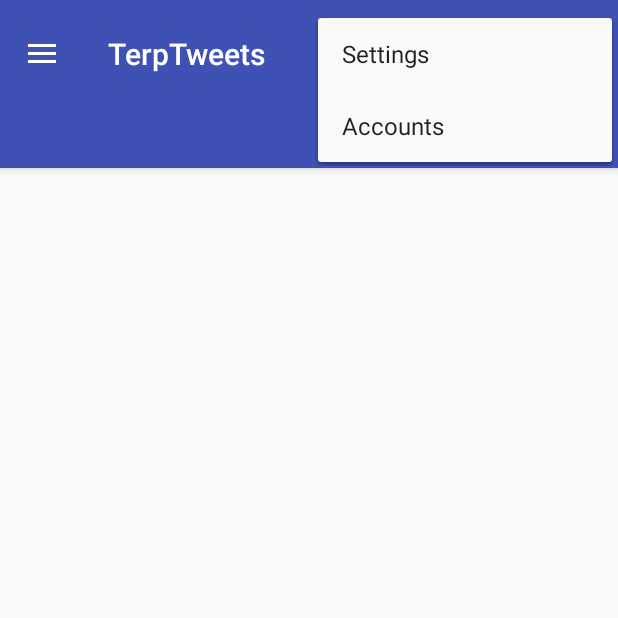
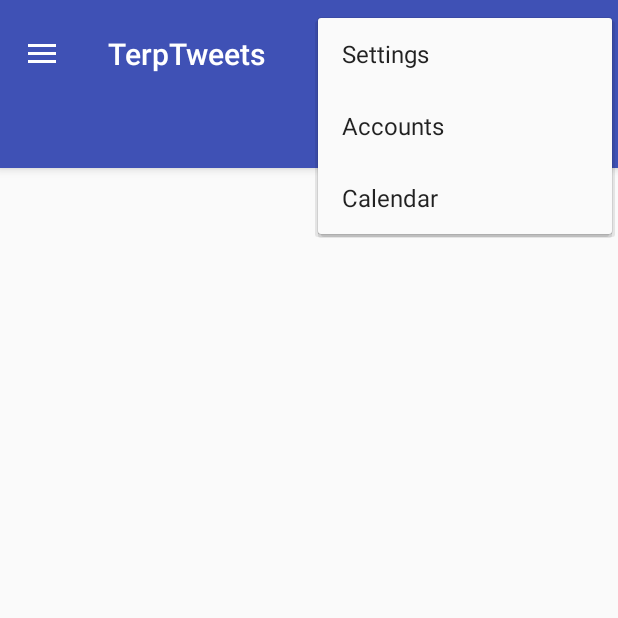
Before and after one commit to pprakash7/TerpTweet, an Android app: the MainActivity screen opened directly, with no data from a screen before it, with the options menu open, on a phone screen of 412 x 824 dp, the top half of it. Run offline under Robolectric (Android 15) with nearby library versions, the phone set to English and light mode, and no system bars; libraries missing offline, so code that uses them is left out: com.twitter.sdk, io.fabric.sdk; 5 statements that could not run were skipped.

Commit message:
Calendar feed added from UMD website, adds 10 most recent events of the day

```diff
--- a/app/build.gradle
+++ b/app/build.gradle
@@ -12,6 +12,7 @@ apply plugin: 'io.fabric'
 
 repositories {
     maven { url 'https://maven.fabric.io/public' }
+    maven { url "https://jitpack.io" }
 }
 
 
@@ -42,4 +43,5 @@ dependencies {
     compile('com.twitter.sdk.android:twitter:1.13.0@aar') {
         transitive = true;
     }
+    compile 'com.crazyhitty.chdev.ks:rss-manager:0.22'
 }
--- a/app/src/main/java/com/example/cmsc436/exampletabs/MainActivity.java
+++ b/app/src/main/java/com/example/cmsc436/exampletabs/MainActivity.java
@@ -179,6 +179,9 @@ public class MainActivity extends AppCompatActivity {
         else if(id == R.id.accounts){
             Toast.makeText(getApplicationContext(), "Button pressed",
                     Toast.LENGTH_SHORT).show();
+        } else if (id == R.id.calendar) {
+            Intent intent = new Intent(getApplicationContext(), Calendar.class);
+            startActivity(intent);
         }
 
         return super.onOptionsItemSelected(item);
--- a/app/src/main/res/menu/menu_main.xml
+++ b/app/src/main/res/menu/menu_main.xml
@@ -12,4 +12,9 @@
         android:orderInCategory="100"
         android:title="@string/accounts"
         app:showAsAction="never" />
+    <item
+        android:id="@+id/calendar"
+        android:orderInCategory="100"
+        android:title="Calendar"
+        app:showAsAction="never" />
 </menu>
--- a/app/src/main/res/values/strings.xml
+++ b/app/src/main/res/values/strings.xml
@@ -2,6 +2,7 @@
     <string name="app_name">TerpTweets</string>
     <string name="action_settings">Settings</string>
     <string name="accounts">Accounts</string>
+    <string name="calendar">UMD Calendar</string>
     <string name="section_format">Hello World from section: %1$d</string>
     <string name="title_activity_change_tabs">ChangeTabs</string>
 
```
Also changed, not shown: app/src/main/AndroidManifest.xml (+7 -3 lines), settings.gradle (line endings or trailing spaces).
